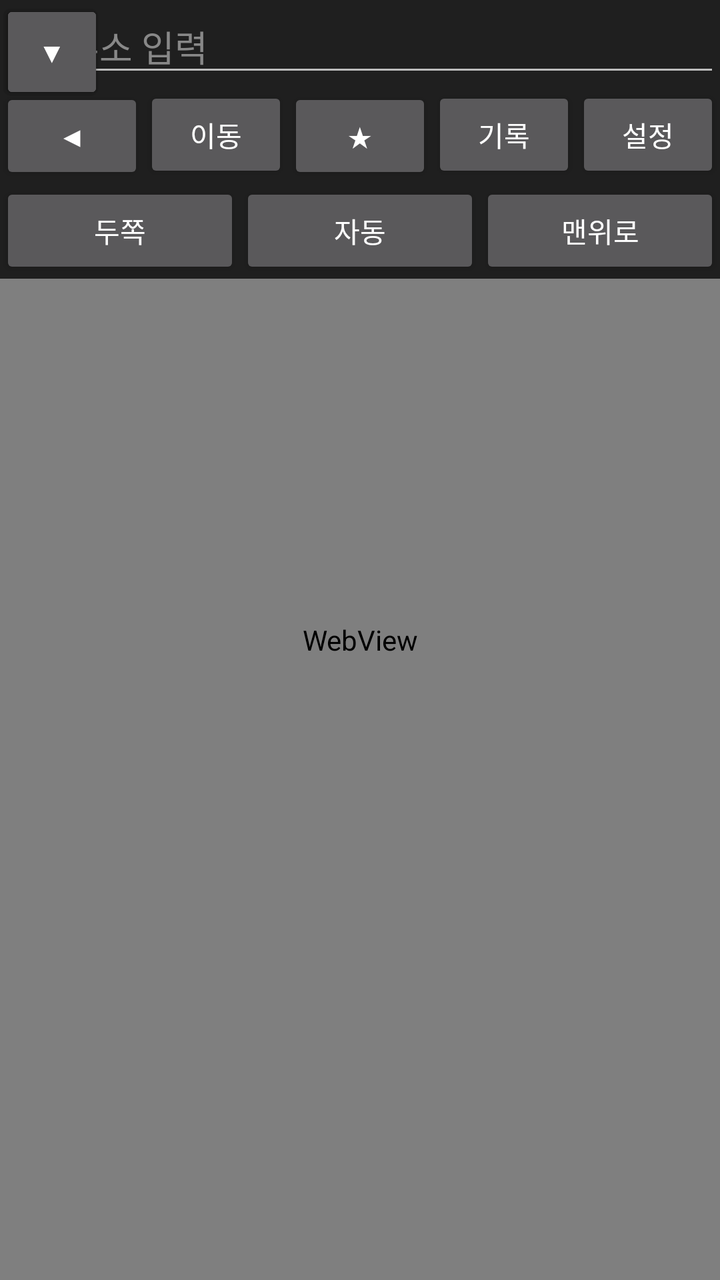
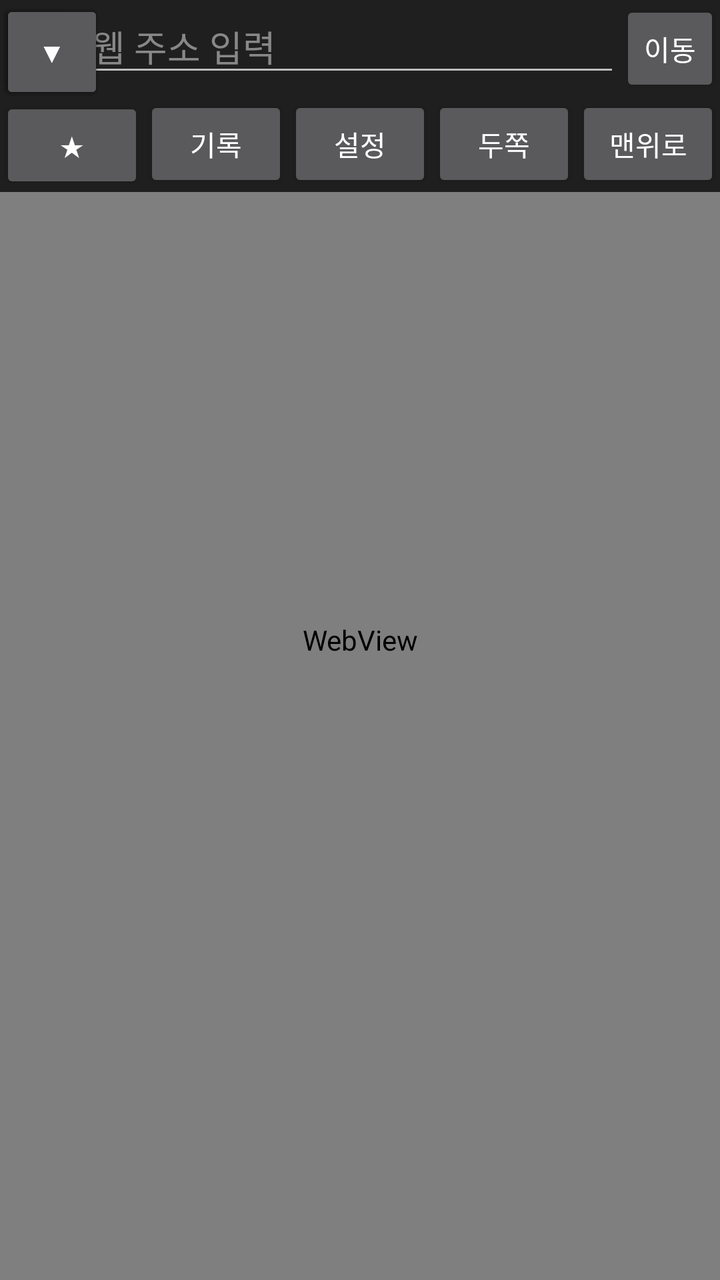

An Android layout rendered at two revisions. The XML below is the earlier revision; the diff shows what the commit changed to produce the second picture.
<!-- AndroidManifest.xml: application theme android:Theme.Material.NoActionBar -->
<!-- res/layout/activity_main.xml -->
<?xml version="1.0" encoding="utf-8"?>
<FrameLayout xmlns:android="http://schemas.android.com/apk/res/android"
    android:layout_width="match_parent" android:layout_height="match_parent" android:background="#111111">

    <WebView android:id="@+id/web" android:layout_width="match_parent" android:layout_height="match_parent"
        android:scrollbars="none" />

    
    <LinearLayout android:id="@+id/topBar" android:layout_width="match_parent"
        android:layout_height="wrap_content" android:orientation="vertical"
        android:layout_gravity="top" android:background="#DD111111">
        <EditText android:id="@+id/urlInput" android:layout_width="match_parent"
            android:layout_height="wrap_content" android:hint="웹 주소 입력" android:inputType="textUri"
            android:imeOptions="actionGo" android:singleLine="true" android:textColor="#FFFFFF"
            android:textColorHint="#888888" android:paddingStart="12dp" android:paddingEnd="12dp" />
        <LinearLayout android:layout_width="match_parent" android:layout_height="wrap_content"
            android:orientation="horizontal">
            <Button android:id="@+id/backBtn" android:layout_width="0dp" android:layout_weight="1"
                android:layout_height="wrap_content" android:text="◀" />
            <Button android:id="@+id/goBtn" android:layout_width="0dp" android:layout_weight="1"
                android:layout_height="wrap_content" android:text="이동" />
            <Button android:id="@+id/bookmarkBtn" android:layout_width="0dp" android:layout_weight="1"
                android:layout_height="wrap_content" android:text="★" />
            <Button android:id="@+id/historyBtn" android:layout_width="0dp" android:layout_weight="1"
                android:layout_height="wrap_content" android:text="기록" />
            <Button android:id="@+id/settingsBtn" android:layout_width="0dp" android:layout_weight="1"
                android:layout_height="wrap_content" android:text="설정" />
        </LinearLayout>
        <LinearLayout android:layout_width="match_parent" android:layout_height="wrap_content"
            android:orientation="horizontal">
            <Button android:id="@+id/twoBtn" android:layout_width="0dp" android:layout_weight="1"
                android:layout_height="wrap_content" android:text="두쪽" />
            <Button android:id="@+id/autoBtn" android:layout_width="0dp" android:layout_weight="1"
                android:layout_height="wrap_content" android:text="자동" />
            <Button android:id="@+id/topBtn" android:layout_width="0dp" android:layout_weight="1"
                android:layout_height="wrap_content" android:text="맨위로" />
        </LinearLayout>
    </LinearLayout>

    <Button android:id="@+id/nextBtn" android:layout_width="wrap_content" android:layout_height="wrap_content"
        android:layout_gravity="bottom|center_horizontal" android:layout_marginBottom="24dp"
        android:text="다음화 ▶" android:visibility="gone" />

    
    <FrameLayout android:id="@+id/btnLayer" android:layout_width="match_parent" android:layout_height="match_parent"
        android:clipChildren="false">
        <Button android:id="@+id/menuBtn" android:layout_width="52dp" android:layout_height="52dp" android:text="메뉴" />
        <Button android:id="@+id/upBtn" android:layout_width="52dp" android:layout_height="52dp" android:text="▲" />
        <Button android:id="@+id/downBtn" android:layout_width="52dp" android:layout_height="52dp" android:text="▼" />
    </FrameLayout>

    <FrameLayout android:id="@+id/scrollTrack" android:layout_width="32dp" android:layout_height="match_parent"
        android:layout_gravity="end" android:layout_marginTop="110dp" android:layout_marginBottom="16dp">
        <View android:id="@+id/scrollThumb" android:layout_width="12dp" android:layout_height="64dp"
            android:layout_gravity="end" android:layout_marginEnd="4dp" android:visibility="gone" />
    </FrameLayout>
</FrameLayout>
<!-- resources referenced by this layout -->
<resources>

</resources>

<!-- the commit's change to res/layout/activity_main.xml (unified diff, before → after) -->
@@ -9,29 +9,28 @@
     <LinearLayout android:id="@+id/topBar" android:layout_width="match_parent"
         android:layout_height="wrap_content" android:orientation="vertical"
         android:layout_gravity="top" android:background="#DD111111">
-        <EditText android:id="@+id/urlInput" android:layout_width="match_parent"
-            android:layout_height="wrap_content" android:hint="웹 주소 입력" android:inputType="textUri"
-            android:imeOptions="actionGo" android:singleLine="true" android:textColor="#FFFFFF"
-            android:textColorHint="#888888" android:paddingStart="12dp" android:paddingEnd="12dp" />
+        
         <LinearLayout android:layout_width="match_parent" android:layout_height="wrap_content"
             android:orientation="horizontal">
-            <Button android:id="@+id/backBtn" android:layout_width="0dp" android:layout_weight="1"
-                android:layout_height="wrap_content" android:text="◀" />
-            <Button android:id="@+id/goBtn" android:layout_width="0dp" android:layout_weight="1"
-                android:layout_height="wrap_content" android:text="이동" />
+            <Button android:id="@+id/backBtn" android:layout_width="wrap_content"
+                android:layout_height="wrap_content" android:minWidth="0dp" android:text="◀" />
+            <EditText android:id="@+id/urlInput" android:layout_width="0dp" android:layout_weight="1"
+                android:layout_height="wrap_content" android:hint="웹 주소 입력" android:inputType="textUri"
+                android:imeOptions="actionGo" android:singleLine="true" android:textColor="#FFFFFF"
+                android:textColorHint="#888888" android:paddingStart="8dp" android:paddingEnd="8dp" />
+            <Button android:id="@+id/goBtn" android:layout_width="wrap_content"
+                android:layout_height="wrap_content" android:minWidth="0dp" android:text="이동" />
+        </LinearLayout>
+        <LinearLayout android:layout_width="match_parent" android:layout_height="wrap_content"
+            android:orientation="horizontal">
             <Button android:id="@+id/bookmarkBtn" android:layout_width="0dp" android:layout_weight="1"
                 android:layout_height="wrap_content" android:text="★" />
             <Button android:id="@+id/historyBtn" android:layout_width="0dp" android:layout_weight="1"
                 android:layout_height="wrap_content" android:text="기록" />
             <Button android:id="@+id/settingsBtn" android:layout_width="0dp" android:layout_weight="1"
                 android:layout_height="wrap_content" android:text="설정" />
-        </LinearLayout>
-        <LinearLayout android:layout_width="match_parent" android:layout_height="wrap_content"
-            android:orientation="horizontal">
             <Button android:id="@+id/twoBtn" android:layout_width="0dp" android:layout_weight="1"
                 android:layout_height="wrap_content" android:text="두쪽" />
-            <Button android:id="@+id/autoBtn" android:layout_width="0dp" android:layout_weight="1"
-                android:layout_height="wrap_content" android:text="자동" />
             <Button android:id="@+id/topBtn" android:layout_width="0dp" android:layout_weight="1"
                 android:layout_height="wrap_content" android:text="맨위로" />
         </LinearLayout>
@@ -45,6 +44,7 @@
     <FrameLayout android:id="@+id/btnLayer" android:layout_width="match_parent" android:layout_height="match_parent"
         android:clipChildren="false">
         <Button android:id="@+id/menuBtn" android:layout_width="52dp" android:layout_height="52dp" android:text="메뉴" />
+        <Button android:id="@+id/autoBtn" android:layout_width="52dp" android:layout_height="52dp" android:text="자동" />
         <Button android:id="@+id/upBtn" android:layout_width="52dp" android:layout_height="52dp" android:text="▲" />
         <Button android:id="@+id/downBtn" android:layout_width="52dp" android:layout_height="52dp" android:text="▼" />
     </FrameLayout>
